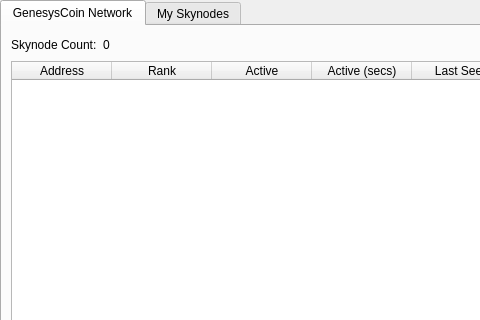
This is src/qt/forms/masternodemanager.ui in GenesysCrypto/GenesysCoin as Qt 5 draws it before an edit; both pictures show x 0 to 480 and y 0 to 320 of the 723 by 457 pixel window. The edited form follows.
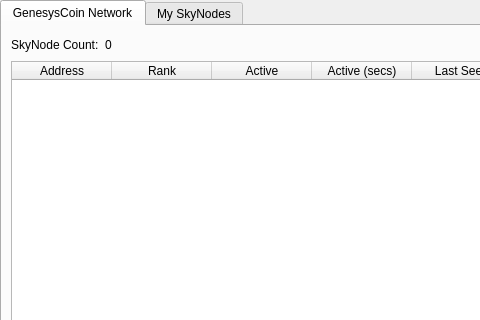
This is the edited form.

The edit to the form file:
```diff
--- a/src/qt/forms/masternodemanager.ui
+++ b/src/qt/forms/masternodemanager.ui
@@ -95,7 +95,7 @@
            <item>
             <widget class="QLabel" name="label_2">
              <property name="text">
-              <string>Skynode Count:</string>
+              <string>SkyNode Count:</string>
              </property>
             </widget>
            </item>
@@ -125,7 +125,7 @@
        </widget>
        <widget class="QWidget" name="tab_2">
         <attribute name="title">
-         <string>My Skynodes</string>
+         <string>My SkyNodes</string>
         </attribute>
         <layout class="QGridLayout" name="gridLayout_2">
          <item row="0" column="0">
```
Left out of the diff: 3 changed lines with no effect on the pictures.
